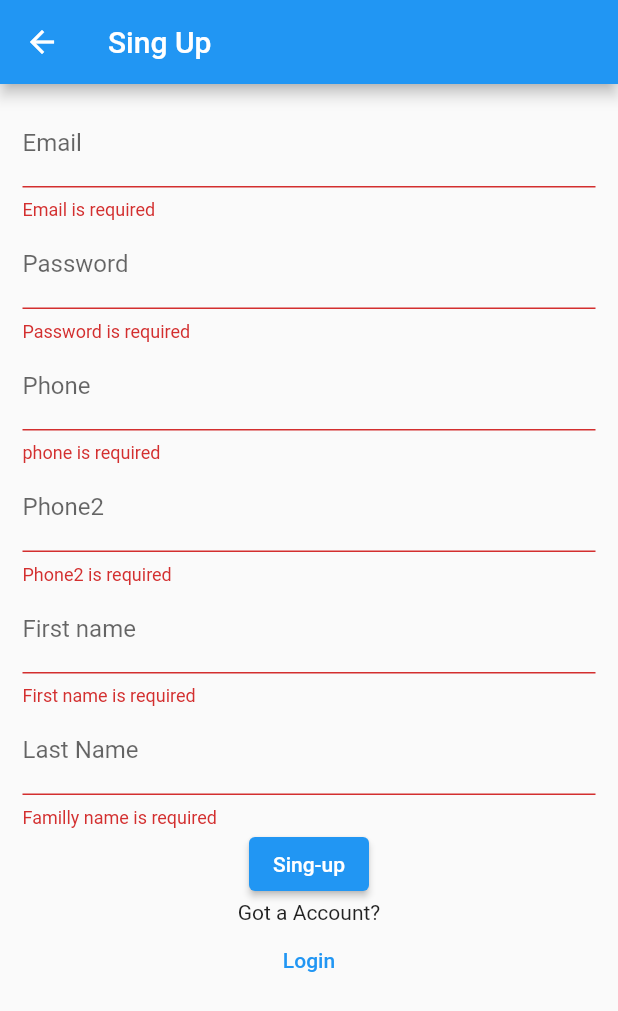
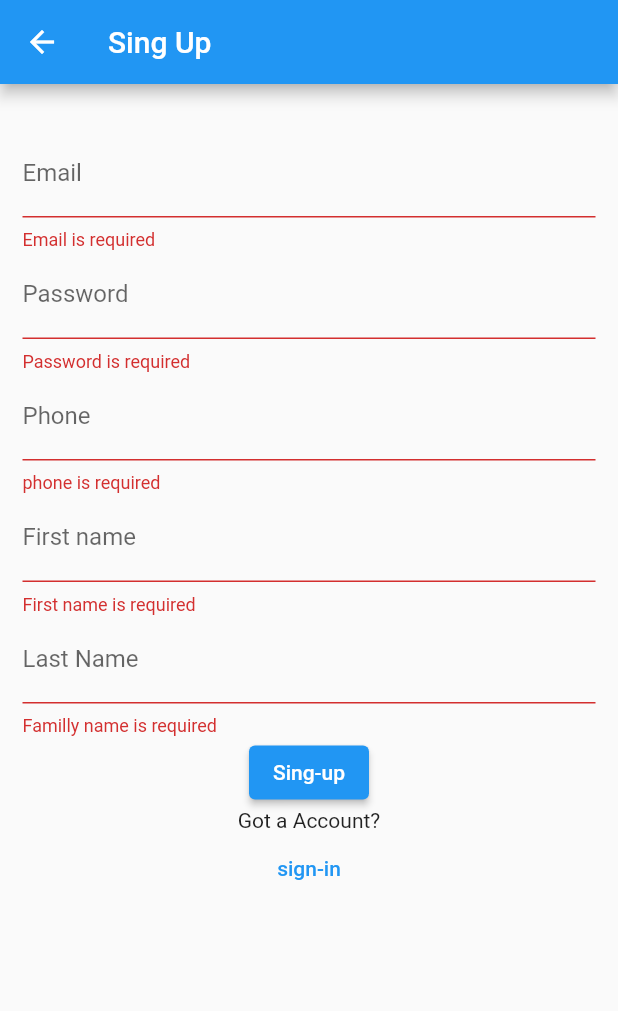
Before and after one commit to samir267/gestion_flutter, a Flutter app: the singup screen opened by its route, after a tap on "Sing-up", on a phone screen of 412 x 824 dp. Shown: the top 1011 px of the screen. Run offline on Flutter 3.47's test engine with Material 2 defaults, Android fonts, the light colour scheme and no system bars; our stand-ins replace sqflite; accounts and stored records are empty.

Commit message:
commit 2

```diff
--- a/lib/db/component.dart
+++ b/lib/db/component.dart
@@ -7,6 +7,7 @@ class ComponentField {
   static final String componentName = 'componentName';
   static final String quantity = 'quantity';
   static final String date = 'date';
+  static final String cat = 'cat';
 
 
 
@@ -17,13 +18,14 @@ class Component {
   final String componentName;
   final String quantity;
   final String date;
-
+  final String cat;
 
   Component({
     this.id,
     required this.componentName,
     required this.quantity,
-    required this.date
+    required this.date,
+    required this.cat
 
   });
   static Component fromJson(Map<String, Object?> json) => Component(
@@ -31,6 +33,8 @@ class Component {
     componentName: json[ComponentField.componentName] as String,
     quantity: json[ComponentField.quantity] as String,
     date: json[ComponentField.date] as String,
+    cat: json[ComponentField.cat] as String,
+
 
 
   );
@@ -40,6 +44,8 @@ class Component {
     ComponentField.componentName: componentName,
     ComponentField.quantity: quantity,
     ComponentField.date: date,
+    ComponentField.cat: cat,
+
 
 
   };
@@ -48,6 +54,7 @@ class Component {
     componentName: componentName ?? this.componentName,
     quantity: quantity ?? this.quantity,
     date: date ?? this.date,
+    cat:cat ??this.cat
 
 
   );
@@ -57,7 +64,9 @@ class Component {
       'id': id,
       'componentname': componentName,
       'quantity':quantity,
-      'date':date
+      'date':date,
+      'cat':cat
+
 
     };
   }
--- a/lib/db/user.dart
+++ b/lib/db/user.dart
@@ -1,12 +1,11 @@
 final String tableUsers = 'users';
 
 class Userfiled {
-  static final List<String> values = [id, username, password, phone, phone2, firstName, lastName];
+  static final List<String> values = [id, username, password, phone, firstName, lastName];
   static final String id = '_id';
   static final String username = 'username';
   static final String password = 'password';
   static final String phone = 'phone';
-  static final String phone2 = 'phone2';
   static final String firstName = 'firstName';
   static final String lastName = 'lastName';
 
@@ -18,7 +17,6 @@ class User {
   final String username;
   final String password;
   final String phone;
-  final String phone2;
   final String firstName;
   final String lastName;
 
@@ -27,7 +25,6 @@ class User {
     required this.username,
     required this.password,
     required this.phone,
-    required this.phone2,
     required this.firstName,
     required this.lastName,
   });
@@ -36,7 +33,6 @@ class User {
       username: json[Userfiled.username] as String,
       password: json[Userfiled.password] as String,
       phone: json[Userfiled.phone] as String,
-      phone2: json[Userfiled.phone2] as String,
       firstName: json[Userfiled.firstName] as String,
       lastName: json[Userfiled.lastName] as String
   );
@@ -46,7 +42,6 @@ class User {
     Userfiled.username: username,
     Userfiled.password: password,
     Userfiled.phone: phone,
-    Userfiled.phone2 : phone2,
     Userfiled.firstName : firstName,
     Userfiled.lastName : lastName
   };
@@ -55,7 +50,6 @@ class User {
     username: username ?? this.username,
     password: password ?? this.password,
     phone: phone ?? this.phone,
-    phone2: phone2 ?? this.phone2,
     firstName: firstName ?? this.firstName,
     lastName: lastName ?? this.lastName,
   );
--- a/lib/db/userdatabase.dart
+++ b/lib/db/userdatabase.dart
@@ -9,10 +9,11 @@ import 'package:sqflite/sqflite.dart' show ConflictAlgorithm, Database, getDatab
 
 class userDatabase {
 
-  static final familyname = 'family_name';
+  static final familyName ='familyName';
   static final id='id';
   static final quantity='quantity';
   static final date='date';
+  static final username='username';
 
 
   static final instance = userDatabase._init();
@@ -43,7 +44,6 @@ class userDatabase {
         ${Userfiled.username} $textType,
         ${Userfiled.password} $textType,
         ${Userfiled.phone} $textType,
-        ${Userfiled.phone2} $textType,
         ${Userfiled.firstName} $textType,
         ${Userfiled.lastName} $textType
       )''');
@@ -58,7 +58,7 @@ class userDatabase {
                 ${ComponentField.componentName}, $textType,
                 ${ComponentField.quantity} $textType,
                 ${ComponentField.date} $textType,
-                FOREIGN KEY (componentName) REFERENCES FamilyField (id)
+                FOREIGN KEY (cat) REFERENCES FamilyField (id)
                   ON DELETE NO ACTION ON UPDATE NO ACTION)''');
 
 
@@ -112,7 +112,7 @@ class userDatabase {
 
   Future<List<Map<String, dynamic>>> getAllCat() async {
     Database db = await instance.database;
-    var res= await db.rawQuery("SELECT $familyname FROM $familytable");
+    var res= await db.rawQuery("SELECT $familyName FROM $familytable");
 
     return res;
   }
--- a/lib/pages/addcomponent.dart
+++ b/lib/pages/addcomponent.dart
@@ -37,7 +37,7 @@ class _addcomponent extends State<addcomponent> {
     List<String> items=[];
     await dbaHelper.getAllCat().then((value) {
       for (var i = 0; i < value.length; i++) {
-        items.add(value[i]['family_name']);
+        items.add(value[i]['familyName']);
       }
     }
     );
@@ -143,6 +143,7 @@ class _addcomponent extends State<addcomponent> {
                               componentName: name,
                               quantity: quantity,
                               date: date,
+                              cat:SelectedValue
 
                             );
                             userDatabase.instance.createComponent(a);
--- a/lib/pages/logged.dart
+++ b/lib/pages/logged.dart
@@ -15,7 +15,6 @@ class loged extends StatefulWidget {
 class _loged extends State<loged> {
   final navigatorKey=GlobalKey<NavigatorState>();
   final _formKey = GlobalKey<FormState>();
-
 
 
 
--- a/lib/pages/signup.dart
+++ b/lib/pages/signup.dart
@@ -24,7 +24,7 @@ class _singup extends State<singup> {
         title: Text("Sing Up"),
       ),
       body: Container(
-        padding: EdgeInsets.fromLTRB(15, 10, 15, 10),
+        padding: EdgeInsets.fromLTRB(15, 30, 15, 30),
         child: Form(
           key: _formKey,
           child: Column(
@@ -72,20 +72,7 @@ class _singup extends State<singup> {
                   });
                 },
               ),
-              TextFormField(
-                decoration: InputDecoration(labelText: "Phone2"),
-                validator: (String? value) {
-                  if (value == null || value.isEmpty) {
-                    return "Phone2 is required";
-                  }
-                  return null;
-                },
-                onChanged: (String? value) {
-                  setState(() {
-                    phone2 = value.toString();
-                  });
-                },
-              ),
+
               TextFormField(
                 decoration: InputDecoration(labelText: "First name"),
                 validator: (String? value) {
@@ -127,13 +114,12 @@ class _singup extends State<singup> {
                                   username: _username,
                                   password: password,
                                   phone: phone,
-                                  phone2 : phone2,
                                   firstName : firstName,
                                   lastName : lastName
                               );
                               userDatabase.instance.create(a);
                               ScaffoldMessenger.of(context).showSnackBar(
-                                SnackBar(content: Text("Sumbimited")),
+                                SnackBar(content: Text("user created")),
                               );
                             }
                           },
@@ -144,7 +130,7 @@ class _singup extends State<singup> {
                             onPressed: () {
                               Navigator.pop(context);
                             },
-                            child: Text('Login'))
+                            child: Text('sign-in'))
                       ],
                     )),
               ),
```
Also changed, not shown: lib/pages/login.dart (+5 -5 lines).
